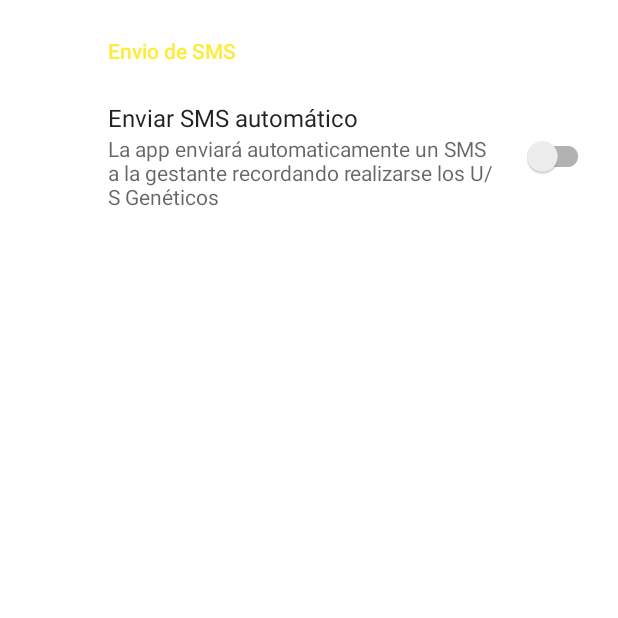
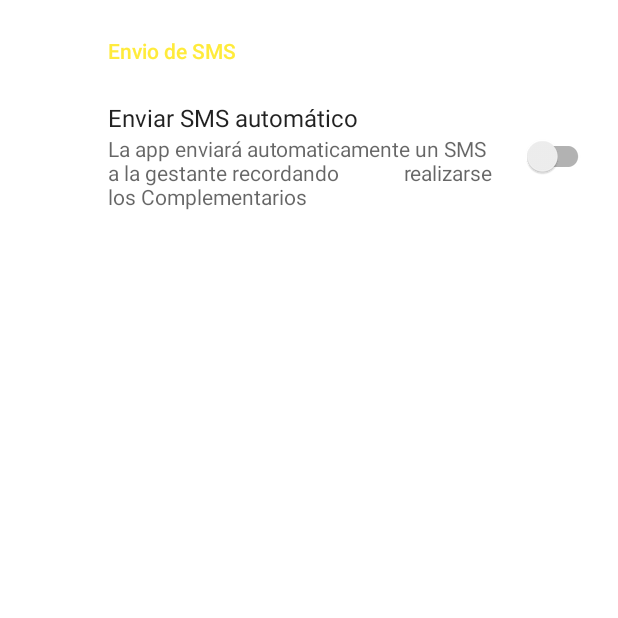
Before and after one commit to jander96/Gestantes-Control, an Android app: the fragment AjustesFragment shown on its own in the app's theme, on a phone screen of 412 x 824 dp, the top half of it. Run offline under Robolectric (Android 15) with nearby library versions, the phone set to English and light mode, and no system bars; our stand-ins replace androidx.preference; 1 statement that could not run was skipped.

Commit message:
get phone number and eg from gestantelist

```diff
--- a/app/build.gradle
+++ b/app/build.gradle
@@ -47,6 +47,7 @@ dependencies {
     def nav_version = "2.5.2"
     def fragment_version = "1.5.0"
     def room_version = "2.4.3"
+    def work_version = "2.7.1"
 
     implementation 'androidx.core:core-ktx:1.7.0'
     implementation 'androidx.appcompat:appcompat:1.5.0'
@@ -77,6 +78,10 @@ dependencies {
     implementation "com.airbnb.android:lottie:5.2.0"
     //Splash
     implementation'androidx.core:core-splashscreen:1.0.0'
+    //WorkManager
+    implementation "androidx.work:work-runtime-ktx:$work_version"
+    //Preference
+    implementation'androidx.preference:preference-ktx:1.2.0'
 
 
 
--- a/app/src/main/AndroidManifest.xml
+++ b/app/src/main/AndroidManifest.xml
@@ -2,7 +2,13 @@
 <manifest xmlns:android="http://schemas.android.com/apk/res/android"
     xmlns:tools="http://schemas.android.com/tools"
     package="com.devj.gestantescontrol">
+
+    <uses-feature
+        android:name="android.hardware.telephony"
+        android:required="false" />
+
     <uses-permission android:name="android.permission.READ_CONTACTS"/>
+    <uses-permission android:name="android.permission.SEND_SMS"/>
 
     <application
         android:name=".GestantesApplication"
--- a/app/src/main/java/com/devj/gestantescontrol/domain/Gestante.kt
+++ b/app/src/main/java/com/devj/gestantescontrol/domain/Gestante.kt
@@ -1,5 +1,6 @@
 package com.devj.gestantescontrol.domain
 
+import com.devj.gestantescontrol.data.MessageDataSource
 import com.devj.gestantescontrol.framework.roomdatabase.entities.GestanteEntity
 import com.devj.gestantescontrol.data.model.GestantesModel
 import com.devj.gestantescontrol.framework.ui.GestanteParcelable
--- /dev/null
+++ b/app/src/main/java/com/devj/gestantescontrol/framework/NumberAndEG.kt
@@ -0,0 +1,3 @@
+package com.devj.gestantescontrol.framework
+
+data class NumberAndEG(val telefono:String, val edadGestacional:String)
--- a/app/src/main/java/com/devj/gestantescontrol/framework/ui/view/AjustesFragment.kt
+++ b/app/src/main/java/com/devj/gestantescontrol/framework/ui/view/AjustesFragment.kt
@@ -1,12 +1,53 @@
 package com.devj.gestantescontrol.framework.ui.view
 
+
 import android.os.Bundle
+import android.widget.Toast
+import androidx.fragment.app.viewModels
+import androidx.lifecycle.lifecycleScope
 import androidx.preference.PreferenceFragmentCompat
+import androidx.preference.SwitchPreferenceCompat
+import androidx.work.WorkManager
+import com.devj.gestantescontrol.GestantesApplication
 import com.devj.gestantescontrol.R
+import com.devj.gestantescontrol.domain.Gestante
+import com.devj.gestantescontrol.domain.RepoImpl
+import com.devj.gestantescontrol.framework.NumberAndEG
+import com.devj.gestantescontrol.framework.roomdatabase.AppGestanteDatabase
+import com.devj.gestantescontrol.framework.roomdatabase.LocalDataBaseImpl
+import com.devj.gestantescontrol.framework.ui.viewmodel.AjustesViewModel
+import com.devj.gestantescontrol.framework.ui.viewmodel.AjustesViewModelFactory
+import kotlinx.coroutines.Dispatchers
+import kotlinx.coroutines.launch
+import kotlinx.coroutines.withContext
+
 
 class AjustesFragment : PreferenceFragmentCompat() {
+    private lateinit var roomdatabase: AppGestanteDatabase
+    private lateinit var repo: RepoImpl
+    private val viewModel: AjustesViewModel by viewModels() {
+        AjustesViewModelFactory(repo)
+    }
+    lateinit var workManager: WorkManager
+
+    var phoneAndEg :List<NumberAndEG> = mutableListOf()
+
 
     override fun onCreatePreferences(savedInstanceState: Bundle?, rootKey: String?) {
         setPreferencesFromResource(R.xml.root_preferences, rootKey)
+        roomdatabase = (requireContext().applicationContext as GestantesApplication).database
+        repo = RepoImpl(LocalDataBaseImpl(roomdatabase))
+        val isActive = preferenceManager.findPreference<SwitchPreferenceCompat>("sms")
+        viewModel.gestantesList.observe(this){
+            phoneAndEg = viewModel.getPhoneNumberAndEG(it)
+       }
+
+
+
+
+
+
     }
+
+
 }
--- a/app/src/main/java/com/devj/gestantescontrol/framework/ui/view/GestantesAdapter.kt
+++ b/app/src/main/java/com/devj/gestantescontrol/framework/ui/view/GestantesAdapter.kt
@@ -49,10 +49,10 @@ class GestantesAdapter(private val fn: (gestante: Gestante) -> Unit) :
                             )
                         )
                     } else {
-                        iVGestante.setImageResource(R.drawable.ic_baseline_person_pin_24)
+                        iVGestante.setImageResource(R.drawable.iconpregnantdefault)
                     }
                 } catch (e: Exception) {
-                    iVGestante.setImageResource(R.drawable.ic_baseline_person_pin_24)
+                    iVGestante.setImageResource(R.drawable.iconpregnantdefault)
                 }
                 tvNombre.text = "${gestante.nombre} ${gestante.apellidos}"
                 tvSemanas.text = if (gestante.fumConfiable) {
--- a/app/src/main/java/com/devj/gestantescontrol/framework/ui/view/HomeFragment.kt
+++ b/app/src/main/java/com/devj/gestantescontrol/framework/ui/view/HomeFragment.kt
@@ -94,9 +94,13 @@ class HomeFragment : Fragment(R.layout.fragment_home) {
     }
     //Sobreescribo el metodo para q al seleccionar el item se navegue hasta
     // el destino con la id indicada
-    override fun onOptionsItemSelected(item: MenuItem): Boolean {
+   override fun onOptionsItemSelected(item: MenuItem): Boolean {
         return when (item.itemId) {
             R.id.acercaDeFragment -> {
+                return item.onNavDestinationSelected(navController)
+                        || super.onOptionsItemSelected(item)
+            }
+            R.id.ajustesFragment -> {
                 return item.onNavDestinationSelected(navController)
                         || super.onOptionsItemSelected(item)
             }
--- /dev/null
+++ b/app/src/main/java/com/devj/gestantescontrol/framework/ui/viewmodel/AjustesViewModel.kt
@@ -0,0 +1,64 @@
+package com.devj.gestantescontrol.framework.ui.viewmodel
+
+import androidx.lifecycle.ViewModel
+import androidx.lifecycle.ViewModelProvider
+import androidx.lifecycle.asLiveData
+import com.devj.gestantescontrol.domain.CalculadoraEG
+import com.devj.gestantescontrol.domain.Gestante
+import com.devj.gestantescontrol.domain.Repo
+import com.devj.gestantescontrol.framework.CalcDatesImpl
+import com.devj.gestantescontrol.framework.NumberAndEG
+import com.devj.gestantescontrol.usescases.CalcularEGXFUMUseCase
+import com.devj.gestantescontrol.usescases.CalcularEGXUGUseCase
+import com.devj.gestantescontrol.usescases.GetAllGestantesUseCase
+import kotlinx.coroutines.flow.Flow
+
+
+class AjustesViewModel(private val repo: Repo) : ViewModel() {
+
+    val gestantesList = getAllGestantes().asLiveData()
+
+    fun getAllGestantes(): Flow<List<Gestante>> {
+        return GetAllGestantesUseCase(repo).getAllGestantesUseCase()
+    }
+
+
+    fun getPhoneNumberAndEG(listGestante:List<Gestante>):List<NumberAndEG>{
+        val lista:MutableList<NumberAndEG> = mutableListOf()
+        for (gestante in listGestante){
+         lista.add(   NumberAndEG(
+                gestante.telefono?:"",
+             if (gestante.fumConfiable){
+                 CalcularEGXFUMUseCase(
+                     CalculadoraEG(gestante.fum!!, calculadoraFechas = CalcDatesImpl())
+                 ).calcularEGXFUM()
+             }else{
+                 CalcularEGXUGUseCase(
+                     CalculadoraEG(gestante.fug!!,
+                         gestante.cantSemanasUG!!.toInt(),
+                         gestante.cantDiasUG!!.toInt(),
+                         CalcDatesImpl())
+                 ).calcularEGXUG()
+             }
+            )
+         )
+        }
+        return lista
+    }
+
+
+
+
+}
+
+class AjustesViewModelFactory(
+    private val repo: Repo
+) : ViewModelProvider.Factory {
+    override fun <T : ViewModel> create(modelClass: Class<T>): T {
+        @Suppress("UNCHECKED_CAST")
+        if (modelClass.isAssignableFrom(AjustesViewModel::class.java)) {
+            return AjustesViewModel(repo) as T
+        }
+        throw IllegalArgumentException("No se corresponde con la clase viewModel esperada")
+    }
+}
--- a/app/src/main/java/com/devj/gestantescontrol/framework/ui/viewmodel/DetailViewModel.kt
+++ b/app/src/main/java/com/devj/gestantescontrol/framework/ui/viewmodel/DetailViewModel.kt
@@ -83,10 +83,10 @@ class DetailViewModel(
                 if (gestante.foto != "") {
                     foto.setImageBitmap(getBitmapFromFile(binding.root.context, gestante.foto))
                 } else {
-                    foto.setImageResource(R.drawable.ic_baseline_person_pin_24)
+                    foto.setImageResource(R.drawable.iconpregnantdefault)
                 }
             } catch (e: Exception) {
-                foto.setImageResource(R.drawable.ic_baseline_person_pin_24)
+                foto.setImageResource(R.drawable.iconpregnantdefault)
             }
             tvNombreApellidos.text = gestante.nombre + " " + gestante.apellidos
 
--- a/app/src/main/res/navigation/nav_graph.xml
+++ b/app/src/main/res/navigation/nav_graph.xml
@@ -241,4 +241,8 @@
         android:id="@+id/acercaDeFragment"
         android:name="com.devj.gestantescontrol.framework.ui.view.AcercaDeFragment"
         android:label="Acerca de" />
+    <fragment
+        android:id="@+id/ajustesFragment"
+        android:name="com.devj.gestantescontrol.framework.ui.view.AjustesFragment"
+        android:label="AjustesFragment" />
 </navigation>
--- a/app/src/main/res/xml/root_preferences.xml
+++ b/app/src/main/res/xml/root_preferences.xml
@@ -4,9 +4,10 @@
     <PreferenceCategory app:title="Envio de SMS">
 
         <SwitchPreferenceCompat
-            app:key="sync"
+            app:key="sms"
             app:title="Enviar SMS automático"
-            app:summary="La app enviará automaticamente un SMS a la gestante recordando realizarse los U/S Genéticos "/>
+            app:summary="La app enviará automaticamente un SMS a la gestante recordando
+            realizarse los Complementarios "/>
 
 
     </PreferenceCategory>
```
Also changed, not shown: app/src/main/java/com/devj/gestantescontrol/data/MessageDataSource.kt (added, +27 -0 lines), app/src/main/java/com/devj/gestantescontrol/framework/SMSSender.kt (added, +10 -0 lines), app/src/main/java/com/devj/gestantescontrol/framework/workmanager/SendSMSWorker.kt (added, +27 -0 lines), app/src/main/java/com/devj/gestantescontrol/usescases/SendSMSUseCase.kt (added, +9 -0 lines), app/src/main/res/menu/menu_toolbar.xml (+7 -0 lines), app/src/main/res/drawable/iconpregnantdefault.jpg (added).
